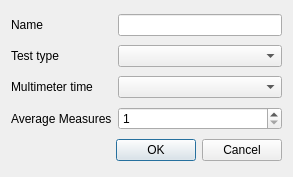
froque/AeroIST, file zeropreferences.ui: the form before one commit.
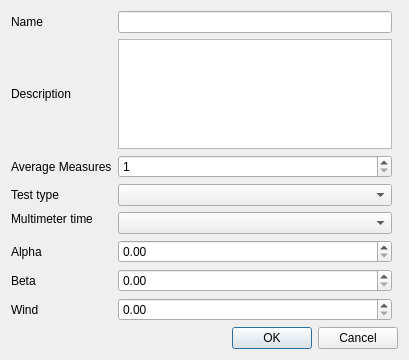
The form after the commit.

Commit message: added setpoint for alpha, beta and wind in both models

Patch:
```diff
--- a/zeropreferences.ui
+++ b/zeropreferences.ui
@@ -6,10 +6,16 @@
    <rect>
     <x>0</x>
     <y>0</y>
-    <width>293</width>
-    <height>177</height>
+    <width>409</width>
+    <height>360</height>
    </rect>
   </property>
+  <property name="maximumSize">
+   <size>
+    <width>500</width>
+    <height>360</height>
+   </size>
+  </property>
   <property name="windowTitle">
    <string>Dialog</string>
   </property>
@@ -25,48 +31,55 @@
     <widget class="QLineEdit" name="edit_name"/>
    </item>
    <item row="1" column="0">
+    <widget class="QLabel" name="label">
+     <property name="text">
+      <string>Description</string>
+     </property>
+    </widget>
+   </item>
+   <item row="2" column="0">
+    <widget class="QLabel" name="labelAverage">
+     <property name="text">
+      <string>Average Measures</string>
+     </property>
+    </widget>
+   </item>
+   <item row="2" column="1">
+    <widget class="QSpinBox" name="spinBoxAverage">
+     <property name="minimum">
+      <number>1</number>
+     </property>
+    </widget>
+   </item>
+   <item row="3" column="0">
     <widget class="QLabel" name="labelMatrix">
      <property name="text">
       <string>Test type</string>
      </property>
     </widget>
    </item>
-   <item row="1" column="1">
+   <item row="3" column="1">
     <widget class="QComboBox" name="combo_matrix">
      <property name="toolTip">
       <string>The type of test being made. Either in  midle section or bottom of the section</string>
      </property>
     </widget>
    </item>
-   <item row="2" column="0">
+   <item row="4" column="0">
     <widget class="QLabel" name="labelDVMTime">
      <property name="text">
       <string>Multimeter time</string>
      </property>
     </widget>
    </item>
-   <item row="2" column="1">
+   <item row="4" column="1" rowspan="2">
     <widget class="QComboBox" name="combo_dvm_time">
      <property name="currentIndex">
       <number>-1</number>
      </property>
     </widget>
    </item>
-   <item row="3" column="0">
-    <widget class="QLabel" name="labelAverage">
-     <property name="text">
-      <string>Average Measures</string>
-     </property>
-    </widget>
-   </item>
-   <item row="3" column="1">
-    <widget class="QSpinBox" name="spinBoxAverage">
-     <property name="minimum">
-      <number>1</number>
-     </property>
-    </widget>
-   </item>
-   <item row="4" column="0" colspan="2">
+   <item row="9" column="0" rowspan="2" colspan="3">
     <widget class="QDialogButtonBox" name="buttonBox">
      <property name="orientation">
       <enum>Qt::Horizontal</enum>
@@ -76,6 +89,46 @@
      </property>
     </widget>
    </item>
+   <item row="6" column="1">
+    <widget class="QDoubleSpinBox" name="doubleSpinBoxAlpha"/>
+   </item>
+   <item row="6" column="0">
+    <widget class="QLabel" name="labelAlpha">
+     <property name="text">
+      <string>Alpha</string>
+     </property>
+    </widget>
+   </item>
+   <item row="7" column="0">
+    <widget class="QLabel" name="labelBeta">
+     <property name="text">
+      <string>Beta</string>
+     </property>
+    </widget>
+   </item>
+   <item row="8" column="0">
+    <widget class="QLabel" name="labelWind">
+     <property name="text">
+      <string>Wind</string>
+     </property>
+    </widget>
+   </item>
+   <item row="7" column="1">
+    <widget class="QDoubleSpinBox" name="doubleSpinBoxBeta"/>
+   </item>
+   <item row="8" column="1">
+    <widget class="QDoubleSpinBox" name="doubleSpinBoxWind"/>
+   </item>
+   <item row="1" column="1">
+    <widget class="QPlainTextEdit" name="plainTextEdit">
+     <property name="maximumSize">
+      <size>
+       <width>400</width>
+       <height>300</height>
+      </size>
+     </property>
+    </widget>
+   </item>
   </layout>
  </widget>
  <resources/>
```
Left out of the diff: 2 changed lines with no effect on the pictures. The commit also changes 14 other files.
